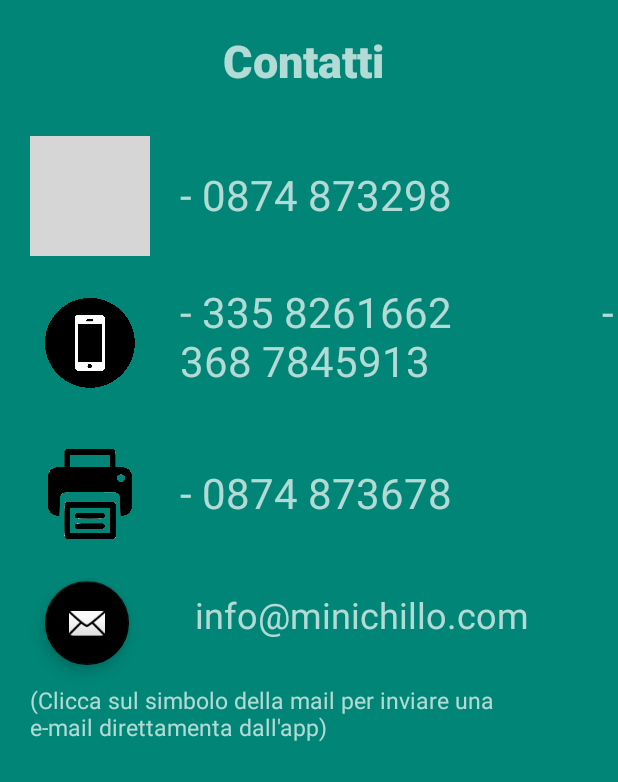
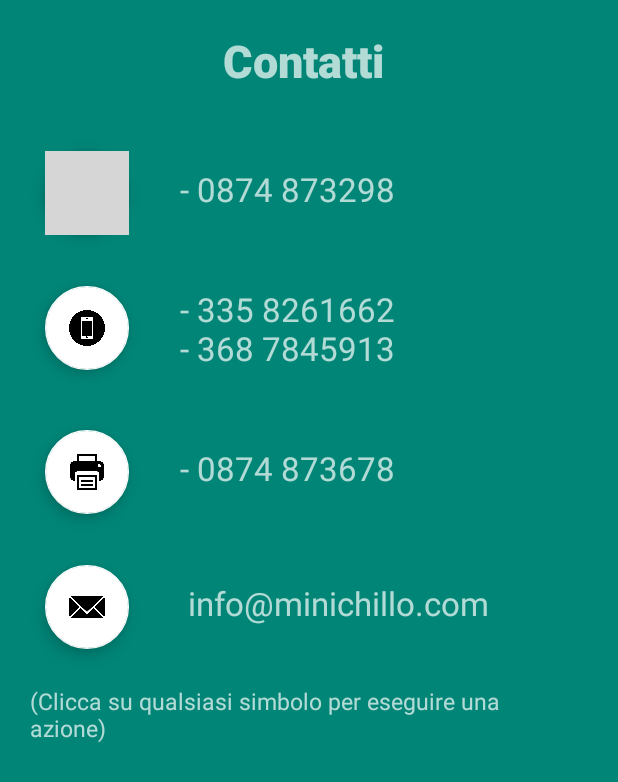
Before and after one commit to Nicomini10/FratelliMinichillo, an Android app: the ContattiActivity screen opened directly, with no data from a screen before it, on a phone screen of 412 x 824 dp. Shown: the top 782 px of the screen. Run offline under Robolectric (Android 15) with nearby library versions, the phone set to English and light mode, and no system bars; grey boxes are pictures that could not be loaded.

Commit message:
modifiche icone contatti

```diff
--- a/app/src/main/java/com/example/myapplication2/ContattiActivity.java
+++ b/app/src/main/java/com/example/myapplication2/ContattiActivity.java
@@ -6,12 +6,14 @@ import android.support.design.widget.FloatingActionButton;
 import android.support.v7.app.AppCompatActivity;
 import android.os.Bundle;
 import android.view.View;
-import android.widget.ImageView;
 
 public class ContattiActivity extends AppCompatActivity {
 
 
     private FloatingActionButton email;
+    private FloatingActionButton telefono;
+    private FloatingActionButton telefonoMobile;
+    private FloatingActionButton fax;
 
     @Override
     protected void onCreate(Bundle savedInstanceState) {
@@ -19,6 +21,23 @@ public class ContattiActivity extends AppCompatActivity {
         setContentView(R.layout.activity_contatti);
 
         email = (FloatingActionButton) findViewById(R.id.buttonEmail);
+        telefono = (FloatingActionButton) findViewById(R.id.buttontelefono);
+        telefonoMobile = (FloatingActionButton) findViewById(R.id.buttontelefonomobile);
+        fax = (FloatingActionButton) findViewById(R.id.buttonfax);
+
+
+
+        telefono.setOnClickListener(new View.OnClickListener() {
+            @Override
+            public void onClick(View view) {
+
+                Intent intent = new Intent(Intent.ACTION_DIAL, Uri.parse("tel:0874873298"));
+                startActivity(intent);
+
+            }
+
+
+        });
 
 
         email.setOnClickListener(new View.OnClickListener() {
@@ -33,5 +52,27 @@ public class ContattiActivity extends AppCompatActivity {
 
 
 
+        telefonoMobile.setOnClickListener(new View.OnClickListener() {
+            @Override
+            public void onClick(View view) {
+
+                Intent intent = new Intent(Intent.ACTION_DIAL, Uri.parse("tel:3358261662"));
+                startActivity(intent);
+
+            }
+        });
+
+
+        fax.setOnClickListener(new View.OnClickListener() {
+            @Override
+            public void onClick(View view) {
+
+                Intent intent = new Intent(Intent.ACTION_DIAL, Uri.parse("tel:0874873678"));
+                startActivity(intent);
+
+            }
+        });
+
+
     }
 }
--- a/app/src/main/res/layout/activity_contatti.xml
+++ b/app/src/main/res/layout/activity_contatti.xml
@@ -26,17 +26,14 @@
             android:textSize="30sp" />
 
 
-        <ImageView
-            android:id="@+id/imagetelefono"
-            android:layout_width="80dp"
-            android:layout_height="80dp"
-            android:layout_gravity="center|start|center_horizontal|left"
-            android:layout_marginStart="20dp"
-            android:layout_marginTop="30dp"
-            android:autoLink="web"
-            android:linksClickable="true"
-            android:padding="10dp"
-            android:src="@mipmap/telefono" />
+        <android.support.design.widget.FloatingActionButton
+            android:id="@+id/buttontelefono"
+            android:layout_width="wrap_content"
+            android:layout_height="wrap_content"
+            android:layout_marginStart="30dp"
+            android:layout_marginTop="40dp"
+            app:backgroundTint="@android:color/white"
+            android:src="@mipmap/telefono"/>
 
         <TextView
             android:id="@+id/infoTxttelefono"
@@ -44,22 +41,19 @@
             android:layout_height="wrap_content"
             android:layout_centerInParent="true"
             android:layout_marginStart="120dp"
-            android:layout_marginTop="-60dp"
+            android:layout_marginTop="-45dp"
             android:linksClickable="true"
             android:text="- 0874 873298"
-            android:textSize="28sp" />
+            android:textSize="22sp" />
 
-        <ImageView
-            android:id="@+id/imagemobile"
-            android:layout_width="80dp"
-            android:layout_height="80dp"
-            android:layout_gravity="center|start|center_horizontal|left"
-            android:layout_marginStart="20dp"
-            android:layout_marginTop="40dp"
-            android:autoLink="web"
-            android:linksClickable="true"
-            android:padding="10dp"
-            android:src="@mipmap/mobile" />
+        <android.support.design.widget.FloatingActionButton
+            android:id="@+id/buttontelefonomobile"
+            android:layout_width="wrap_content"
+            android:layout_height="wrap_content"
+            android:layout_marginStart="30dp"
+            android:layout_marginTop="50dp"
+            app:backgroundTint="@android:color/white"
+            android:src="@mipmap/mobile"/>
 
         <TextView
             android:id="@+id/infoTxtmobile"
@@ -67,22 +61,19 @@
             android:layout_height="wrap_content"
             android:layout_centerInParent="true"
             android:layout_marginStart="120dp"
-            android:layout_marginTop="-80dp"
+            android:layout_marginTop="-55dp"
             android:linksClickable="true"
-            android:text="- 335 8261662               - 368 7845913"
-            android:textSize="28sp" />
+            android:text="- 335 8261662                           - 368 7845913"
+            android:textSize="22sp" />
 
-        <ImageView
-            android:id="@+id/imagefax"
-            android:layout_width="80dp"
-            android:layout_height="80dp"
-            android:layout_gravity="center|start|center_horizontal|left"
-            android:layout_marginStart="20dp"
-            android:layout_marginTop="30dp"
-            android:autoLink="web"
-            android:linksClickable="true"
-            android:padding="10dp"
-            android:src="@mipmap/fax" />
+        <android.support.design.widget.FloatingActionButton
+            android:id="@+id/buttonfax"
+            android:layout_width="wrap_content"
+            android:layout_height="wrap_content"
+            android:layout_marginStart="30dp"
+            android:layout_marginTop="40dp"
+            app:backgroundTint="@android:color/white"
+            android:src="@mipmap/fax"/>
 
         <TextView
             android:id="@+id/infoTxtfax"
@@ -90,10 +81,10 @@
             android:layout_height="wrap_content"
             android:layout_centerInParent="true"
             android:layout_marginStart="120dp"
-            android:layout_marginTop="-60dp"
+            android:layout_marginTop="-45dp"
             android:linksClickable="true"
             android:text="- 0874 873678"
-            android:textSize="28sp" />
+            android:textSize="22sp" />
 
 
         <android.support.design.widget.FloatingActionButton
@@ -101,9 +92,9 @@
             android:layout_width="wrap_content"
             android:layout_height="wrap_content"
             android:layout_marginStart="30dp"
-            android:layout_marginTop="40dp"
-            app:backgroundTint="@android:color/black"
-            app:srcCompat="@android:drawable/ic_dialog_email" />
+            android:layout_marginTop="50dp"
+            app:backgroundTint="@android:color/white"
+            android:src="@mipmap/email"/>
 
 
         <TextView
@@ -112,22 +103,22 @@
             android:layout_height="wrap_content"
             android:layout_centerInParent="true"
             android:layout_gravity="center"
-            android:layout_marginStart="35dp"
-            android:layout_marginTop="-50dp"
+            android:layout_marginStart="20dp"
+            android:layout_marginTop="-45dp"
             android:autoLink="web"
             android:linksClickable="true"
             android:text="info@minichillo.com"
-            android:textSize="24sp" />
+            android:textSize="22sp" />
 
 
         <TextView
             android:id="@+id/infoTxttext"
-            android:layout_width="340dp"
+            android:layout_width="350dp"
             android:layout_height="wrap_content"
             android:layout_centerInParent="true"
             android:layout_marginStart="20dp"
-            android:layout_marginTop="30dp"
-            android:text="(Clicca sul simbolo della mail per inviare una e-mail direttamenta dall'app)"
+            android:layout_marginTop="40dp"
+            android:text="(Clicca su qualsiasi simbolo per eseguire una azione)"
             android:textSize="15sp" />
 
     </LinearLayout>
--- /dev/null
+++ b/app/src/main/res/mipmap-anydpi-v26/ic_launcher_telefono.xml
@@ -0,0 +1,5 @@
+<?xml version="1.0" encoding="utf-8"?>
+<adaptive-icon xmlns:android="http://schemas.android.com/apk/res/android">
+    <background android:drawable="@drawable/ic_launcher_telefono_background"/>
+    <foreground android:drawable="@drawable/ic_launcher_telefono_foreground"/>
+</adaptive-icon>
--- /dev/null
+++ b/app/src/main/res/mipmap-anydpi-v26/ic_launcher_telefono_round.xml
@@ -0,0 +1,5 @@
+<?xml version="1.0" encoding="utf-8"?>
+<adaptive-icon xmlns:android="http://schemas.android.com/apk/res/android">
+    <background android:drawable="@drawable/ic_launcher_telefono_background"/>
+    <foreground android:drawable="@drawable/ic_launcher_telefono_foreground"/>
+</adaptive-icon>
```
Also changed, not shown: app/src/main/res/drawable/ic_launcher_telefono_background.xml (added, +74 -0 lines), app/src/main/res/drawable/ic_launcher_telefono_foreground.xml (added, +15 -0 lines), app/src/main/ic_launcher_telefono-playstore.png (added), app/src/main/res/mipmap-hdpi/ic_launcher_telefono.png (added), app/src/main/res/mipmap-hdpi/ic_launcher_telefono_round.png (added), app/src/main/res/mipmap-mdpi/email.png (added), app/src/main/res/mipmap-mdpi/ic_launcher_telefono.png (added), app/src/main/res/mipmap-mdpi/ic_launcher_telefono_round.png (added), app/src/main/res/mipmap-mdpi/smartphone.png (added), app/src/main/res/mipmap-xhdpi/ic_launcher_telefono.png (added), app/src/main/res/mipmap-xhdpi/ic_launcher_telefono_round.png (added), app/src/main/res/mipmap-xxhdpi/ic_launcher_telefono.png (added), app/src/main/res/mipmap-xxhdpi/ic_launcher_telefono_round.png (added), app/src/main/res/mipmap-xxxhdpi/ic_launcher_telefono.png (added), 1 more files.
